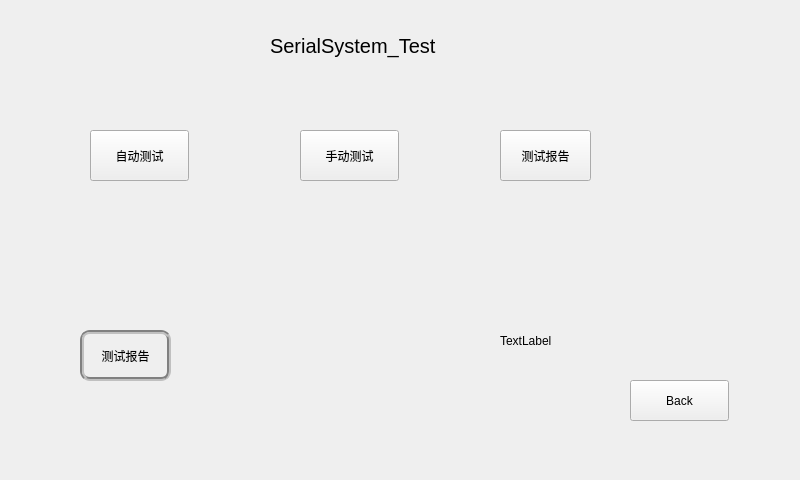
Qt form main/ui/main.ui (Blackrose/Tcutest_SerialSystem) before a commit.
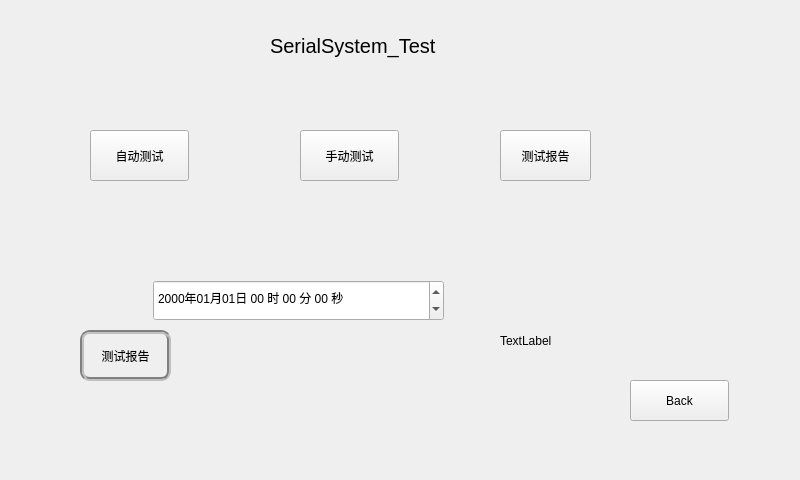
The same form after that commit. Icons and pictures are not drawn.

Patch:
```diff
--- a/main/ui/main.ui
+++ b/main/ui/main.ui
@@ -111,7 +111,7 @@
   <widget class="QLabel" name="label_2">
    <property name="geometry">
     <rect>
-     <x>610</x>
+     <x>590</x>
      <y>0</y>
      <width>191</width>
      <height>71</height>
@@ -162,6 +162,28 @@
     <string>TextLabel</string>
    </property>
   </widget>
+  <widget class="QDateTimeEdit" name="dateTimeEdit">
+   <property name="geometry">
+    <rect>
+     <x>153</x>
+     <y>280</y>
+     <width>291</width>
+     <height>41</height>
+    </rect>
+   </property>
+   <property name="currentSection">
+    <enum>QDateTimeEdit::YearSection</enum>
+   </property>
+   <property name="displayFormat">
+    <string>yyyy年MM月dd日 HH 时 mm 分 ss 秒</string>
+   </property>
+   <property name="calendarPopup">
+    <bool>false</bool>
+   </property>
+   <property name="timeSpec">
+    <enum>Qt::LocalTime</enum>
+   </property>
+  </widget>
  </widget>
  <resources>
   <include location="../../img.qrc"/>
```
